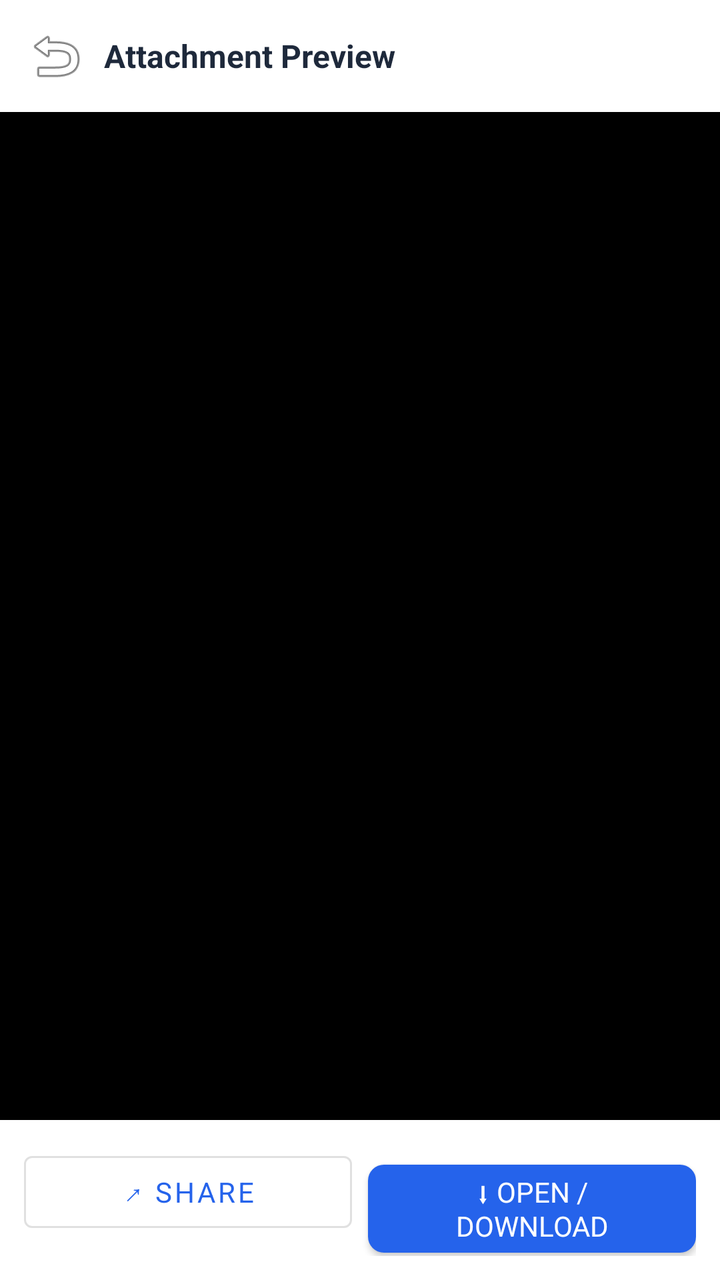
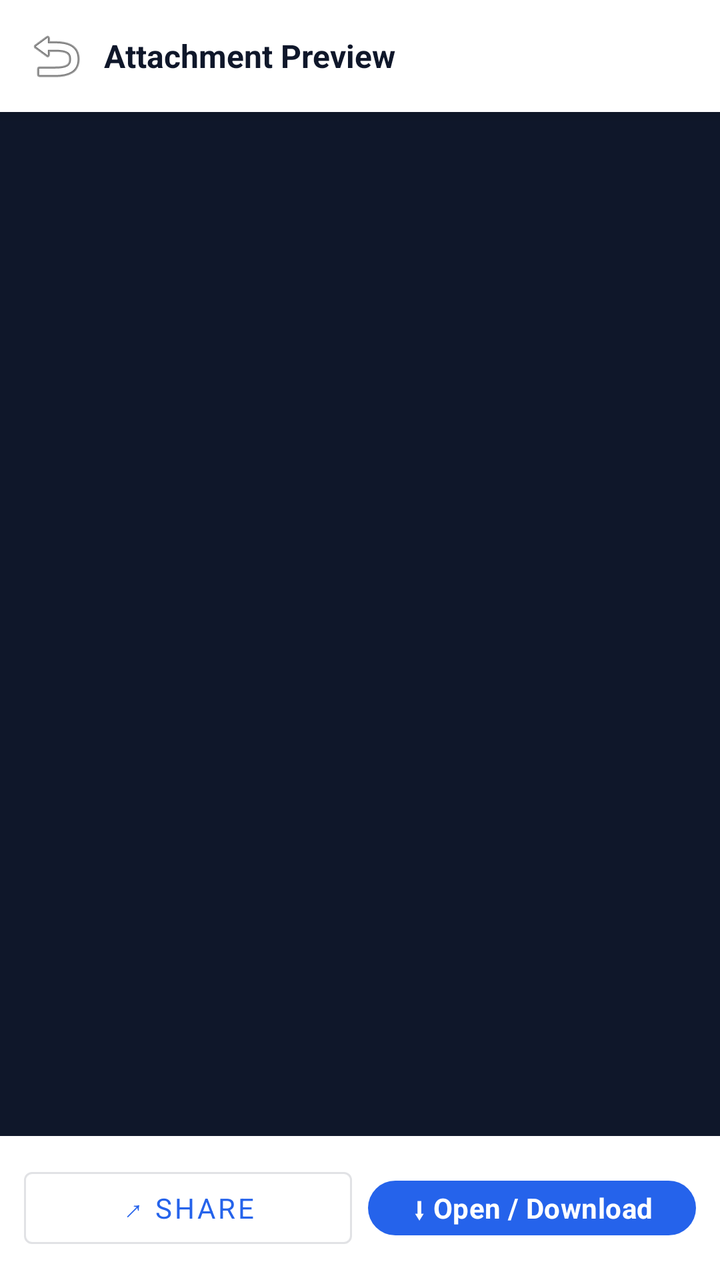

Screens rendered from an Android XML layout before and after an edit, with the pre-edit source and the edit as a unified diff.
<!-- AndroidManifest.xml: application theme Theme.ExpenseOS -->
<!-- res/layout/activity_attachment_preview.xml -->
<?xml version="1.0" encoding="utf-8"?>
<LinearLayout xmlns:android="http://schemas.android.com/apk/res/android"
    android:layout_width="match_parent"
    android:layout_height="match_parent"
    android:background="@android:color/black"
    android:orientation="vertical">

    <LinearLayout
        android:layout_width="match_parent"
        android:layout_height="56dp"
        android:background="@color/nav_bg"
        android:elevation="4dp"
        android:gravity="center_vertical"
        android:orientation="horizontal"
        android:paddingHorizontal="8dp">

        <ImageButton
            android:id="@+id/btnPreviewBack"
            android:layout_width="40dp"
            android:layout_height="40dp"
            android:background="?attr/selectableItemBackgroundBorderless"
            android:contentDescription="Back"
            android:src="@android:drawable/ic_menu_revert" />

        <TextView
            android:layout_width="0dp"
            android:layout_height="wrap_content"
            android:layout_weight="1"
            android:paddingStart="4dp"
            android:text="Attachment Preview"
            android:textColor="@color/text"
            android:textSize="16sp"
            android:textStyle="bold" />
    </LinearLayout>

    <FrameLayout
        android:layout_width="match_parent"
        android:layout_height="0dp"
        android:layout_weight="1">

        <ImageView
            android:id="@+id/ivPreview"
            android:layout_width="match_parent"
            android:layout_height="match_parent"
            android:contentDescription="Attachment preview"
            android:scaleType="fitCenter"
            android:visibility="gone" />

        <androidx.recyclerview.widget.RecyclerView
            android:id="@+id/rvPdfPages"
            android:layout_width="match_parent"
            android:layout_height="match_parent"
            android:visibility="gone" />

        <TextView
            android:id="@+id/tvPageIndicator"
            android:layout_width="wrap_content"
            android:layout_height="wrap_content"
            android:layout_gravity="bottom|center_horizontal"
            android:layout_marginBottom="16dp"
            android:background="#CC000000"
            android:paddingHorizontal="14dp"
            android:paddingVertical="6dp"
            android:textColor="@android:color/white"
            android:textSize="12sp"
            android:visibility="gone" />

        <LinearLayout
            android:id="@+id/pdfPlaceholder"
            android:layout_width="match_parent"
            android:layout_height="match_parent"
            android:gravity="center"
            android:orientation="vertical"
            android:visibility="gone">

            <TextView
                android:layout_width="wrap_content"
                android:layout_height="wrap_content"
                android:text="📄"
                android:textSize="64sp" />

            <TextView
                android:id="@+id/tvPdfName"
                android:layout_width="wrap_content"
                android:layout_height="wrap_content"
                android:layout_marginTop="12dp"
                android:textColor="@android:color/white"
                android:textSize="14sp" />

            <TextView
                android:layout_width="wrap_content"
                android:layout_height="wrap_content"
                android:layout_marginTop="6dp"
                android:text="PDF preview opens in your PDF app"
                android:textColor="#AAAAAA"
                android:textSize="12sp" />
        </LinearLayout>
    </FrameLayout>

    <LinearLayout
        android:layout_width="match_parent"
        android:layout_height="wrap_content"
        android:background="@color/nav_bg"
        android:padding="12dp">

        <Button
            android:id="@+id/btnShareAttachment"
            style="@style/Widget.MaterialComponents.Button.OutlinedButton"
            android:layout_width="0dp"
            android:layout_height="wrap_content"
            android:layout_marginEnd="8dp"
            android:layout_weight="1"
            android:text="↗ Share" />

        <Button
            android:id="@+id/btnDownloadAttachment"
            style="@style/BtnPrimary"
            android:layout_width="0dp"
            android:layout_height="wrap_content"
            android:layout_weight="1"
            android:text="⬇ Open / Download" />
    </LinearLayout>
</LinearLayout>
<!-- resources referenced by this layout -->
<resources>
  <color name="text">#1E293B</color>
  <style name="BtnPrimary" parent="Widget.MaterialComponents.Button">
          <item name="backgroundTint">@color/primary</item>
          <item name="android:textColor">@color/white</item>
          <item name="cornerRadius">8dp</item>
          <item name="android:letterSpacing">0</item>
      </style>
  <style name="Theme.ExpenseOS" parent="Theme.MaterialComponents.Light.NoActionBar">
          <item name="colorPrimary">@color/primary</item>
          <item name="colorPrimaryDark">@color/primary_dark</item>
          <item name="colorAccent">@color/primary</item>
          <item name="android:windowBackground">@color/bg</item>
          <item name="android:fontFamily">sans-serif</item>
          <item name="android:statusBarColor">@color/primary_dark</item>
      </style>
  <color name="white">#FFFFFF</color>
  <color name="bg">#F8FAFC</color>
  <!-- unchanged entries left out for length: 3 -->
</resources>

<!-- the commit's change to res/layout/activity_attachment_preview.xml (unified diff, before → after) -->
@@ -2,7 +2,7 @@
 <LinearLayout xmlns:android="http://schemas.android.com/apk/res/android"
     android:layout_width="match_parent"
     android:layout_height="match_parent"
-    android:background="@android:color/black"
+    android:background="@color/text"
     android:orientation="vertical">
 
     <LinearLayout
@@ -92,7 +92,7 @@
                 android:layout_height="wrap_content"
                 android:layout_marginTop="6dp"
                 android:text="PDF preview opens in your PDF app"
-                android:textColor="#AAAAAA"
+                android:textColor="@color/text_hint"
                 android:textSize="12sp" />
         </LinearLayout>
     </FrameLayout>
<!-- resource entries referenced after the edit -->
@@ -1,22 +1,106 @@
 <!-- resources referenced by this layout -->
 <resources>
-  <color name="text">#1E293B</color>
-  <style name="BtnPrimary" parent="Widget.MaterialComponents.Button">
+  <color name="text">#0F172A</color>
+  <color name="text_hint">#94A3B8</color>
+  <style name="BtnPrimary" parent="BtnBase">
           <item name="backgroundTint">@color/primary</item>
-          <item name="android:textColor">@color/white</item>
-          <item name="cornerRadius">8dp</item>
-          <item name="android:letterSpacing">0</item>
+          <item name="android:textColor">@color/on_primary</item>
       </style>
-  <style name="Theme.ExpenseOS" parent="Theme.MaterialComponents.Light.NoActionBar">
+  <style name="Theme.ExpenseOS" parent="Theme.MaterialComponents.DayNight.NoActionBar">
           <item name="colorPrimary">@color/primary</item>
+          <item name="colorPrimaryVariant">@color/primary_dark</item>
           <item name="colorPrimaryDark">@color/primary_dark</item>
+          <item name="colorOnPrimary">@color/on_primary</item>
+          <item name="colorSecondary">@color/secondary</item>
+          <item name="colorSecondaryVariant">@color/secondary_dark</item>
+          <item name="colorOnSecondary">@color/on_primary</item>
           <item name="colorAccent">@color/primary</item>
+          <item name="colorSurface">@color/surface</item>
+          <item name="colorOnSurface">@color/text</item>
+          <item name="colorOnBackground">@color/text</item>
+          <item name="colorError">@color/danger</item>
+          <item name="android:colorBackground">@color/bg</item>
           <item name="android:windowBackground">@color/bg</item>
+  
+          <item name="android:textColorPrimary">@color/text</item>
+          <item name="android:textColorSecondary">@color/text_muted</item>
+          <item name="android:textColorHint">@color/text_hint</item>
           <item name="android:fontFamily">sans-serif</item>
-          <item name="android:statusBarColor">@color/primary_dark</item>
+          <item name="fontFamily">sans-serif</item>
+  
+          
+          <item name="android:statusBarColor">@color/bg</item>
+          <item name="android:navigationBarColor">@color/nav_bg</item>
+          <item name="android:windowLightStatusBar">true</item>
+          <item name="android:windowLightNavigationBar" tools:targetApi="o_mr1">true</item>
+          <item name="android:forceDarkAllowed" tools:targetApi="q">false</item>
+  
+          
+          <item name="editTextStyle">@style/Widget.ExpenseOS.EditText</item>
+          <item name="materialAlertDialogTheme">@style/ThemeOverlay.ExpenseOS.Dialog</item>
+          <item name="bottomSheetDialogTheme">@style/ThemeOverlay.ExpenseOS.BottomSheet</item>
+          <item name="android:windowAnimationStyle">@style/Animation.ExpenseOS.Window</item>
+          <item name="android:windowActivityTransitions">true</item>
+          <item name="android:windowContentTransitions">true</item>
       </style>
-  <color name="white">#FFFFFF</color>
-  <color name="bg">#F8FAFC</color>
+  <style name="BtnBase" parent="Widget.MaterialComponents.Button">
+          <item name="android:textSize">@dimen/type_subtitle</item>
+          <item name="android:textStyle">bold</item>
+          <item name="android:letterSpacing">0.01</item>
+          <item name="android:textAllCaps">false</item>
+          <item name="android:minHeight">@dimen/touch_target</item>
+          <item name="android:insetTop">0dp</item>
+          <item name="android:insetBottom">0dp</item>
+          <item name="cornerRadius">14dp</item>
+          <item name="android:stateListAnimator">@null</item>
+      </style>
+  <color name="on_primary">#FFFFFF</color>
+  <color name="secondary">#0F766E</color>
+  <color name="secondary_dark">#115E59</color>
+  <color name="surface">#FFFFFF</color>
+  <color name="danger">#E11D48</color>
+  <color name="bg">#F5F7FB</color>
+  <color name="text_muted">#64748B</color>
+  <style name="Widget.ExpenseOS.EditText" parent="Widget.AppCompat.EditText">
+          <item name="android:textSize">@dimen/type_body</item>
+          <item name="android:textColor">@color/text</item>
+          <item name="android:textColorHint">@color/text_hint</item>
+          <item name="android:paddingStart">14dp</item>
+          <item name="android:paddingEnd">14dp</item>
+          <item name="android:minHeight">@dimen/input_height</item>
+      </style>
+  <style name="ThemeOverlay.ExpenseOS.Dialog" parent="ThemeOverlay.MaterialComponents.MaterialAlertDialog">
+          <item name="colorPrimary">@color/primary</item>
+          <item name="colorSurface">@color/surface</item>
+          <item name="colorOnSurface">@color/text</item>
+          <item name="shapeAppearanceOverlay">@style/ShapeAppearance.ExpenseOS.Dialog</item>
+          <item name="android:windowMinWidthMajor">84%</item>
+          <item name="android:windowMinWidthMinor">84%</item>
+      </style>
+  <style name="ThemeOverlay.ExpenseOS.BottomSheet" parent="ThemeOverlay.MaterialComponents.BottomSheetDialog">
+          <item name="bottomSheetStyle">@style/Widget.ExpenseOS.BottomSheet</item>
+      </style>
+  <style name="Animation.ExpenseOS.Window" parent="@android:style/Animation.Activity">
+          <item name="android:activityOpenEnterAnimation">@anim/screen_enter</item>
+          <item name="android:activityOpenExitAnimation">@anim/screen_exit</item>
+          <item name="android:activityCloseEnterAnimation">@anim/screen_pop_enter</item>
+          <item name="android:activityCloseExitAnimation">@anim/screen_pop_exit</item>
+      </style>
+  <style name="ShapeAppearance.ExpenseOS.Dialog" parent="ShapeAppearance.MaterialComponents.MediumComponent">
+          <item name="cornerFamily">rounded</item>
+          <item name="cornerSize">26dp</item>
+      </style>
+  <style name="Widget.ExpenseOS.BottomSheet" parent="Widget.MaterialComponents.BottomSheet.Modal">
+          <item name="shapeAppearanceOverlay">@style/ShapeAppearance.ExpenseOS.Sheet</item>
+          <item name="backgroundTint">@color/surface</item>
+      </style>
+  <style name="ShapeAppearance.ExpenseOS.Sheet" parent="">
+          <item name="cornerFamily">rounded</item>
+          <item name="cornerSizeTopLeft">26dp</item>
+          <item name="cornerSizeTopRight">26dp</item>
+          <item name="cornerSizeBottomLeft">0dp</item>
+          <item name="cornerSizeBottomRight">0dp</item>
+      </style>
   <!-- unchanged entries left out for length: 3 -->
 </resources>
 
